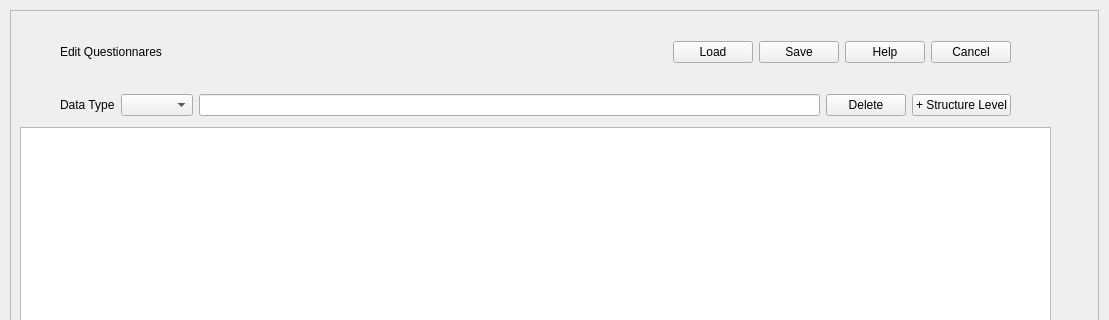
This is pasta_eln/ontology_configuration/ontology_configuration.ui in PASTA-ELN/pasta-eln as Qt 5 draws it before an edit; both pictures show x 0 to 1109 and y 0 to 320 of the 1109 by 635 pixel window. The edited form follows.
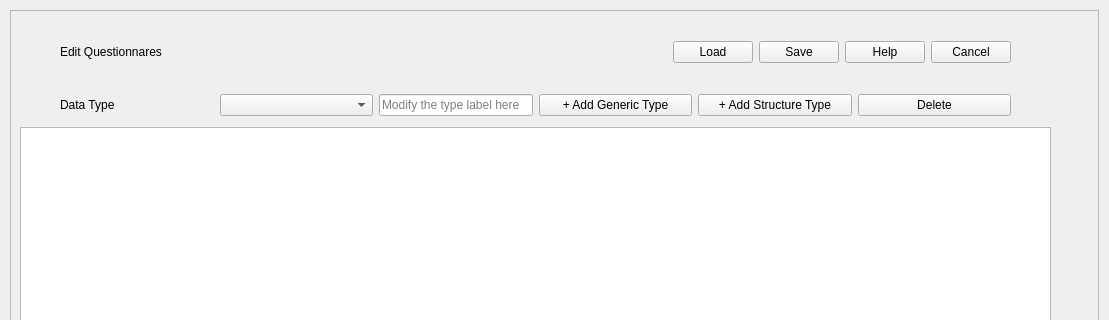
This is the edited form.

Commit message: - Corrected the issues with the properties table data load and display of the item, selection of combobox, display various properties appropriately in the table view - Added tooltips to the buttons, corrected the editing of the table items

```diff
--- a/pasta_eln/ontology_configuration/ontology_configuration.ui
+++ b/pasta_eln/ontology_configuration/ontology_configuration.ui
@@ -150,10 +150,59 @@
            </widget>
           </item>
           <item>
-           <widget class="QComboBox" name="typeComboBox"/>
+           <widget class="QComboBox" name="typeComboBox">
+            <property name="toolTip">
+             <string>Select the type from the loaded ontology</string>
+            </property>
+            <property name="sizeAdjustPolicy">
+             <enum>QComboBox::AdjustToContents</enum>
+            </property>
+           </widget>
           </item>
           <item>
-           <widget class="QLineEdit" name="structureNameLineEdit"/>
+           <widget class="QLineEdit" name="typeLabelLineEdit">
+            <property name="sizePolicy">
+             <sizepolicy hsizetype="Minimum" vsizetype="Minimum">
+              <horstretch>0</horstretch>
+              <verstretch>0</verstretch>
+             </sizepolicy>
+            </property>
+            <property name="minimumSize">
+             <size>
+              <width>0</width>
+              <height>0</height>
+             </size>
+            </property>
+            <property name="toolTip">
+             <string>Modify the label property of the type</string>
+            </property>
+            <property name="text">
+             <string/>
+            </property>
+            <property name="placeholderText">
+             <string>Modify the type label here</string>
+            </property>
+           </widget>
+          </item>
+          <item>
+           <widget class="QPushButton" name="addTypePushButton">
+            <property name="toolTip">
+             <string>Add a new type other than a structure</string>
+            </property>
+            <property name="text">
+             <string>+ Add Generic Type</string>
+            </property>
+           </widget>
+          </item>
+          <item>
+           <widget class="QPushButton" name="structureTypeAddPushButton">
+            <property name="toolTip">
+             <string>Add new structure level to the ontology (x0, x1, x2 ...)</string>
+            </property>
+            <property name="text">
+             <string>+ Add Structure Type</string>
+            </property>
+           </widget>
           </item>
           <item>
            <widget class="QPushButton" name="typeDeletePushButton">
@@ -162,13 +211,6 @@
             </property>
            </widget>
           </item>
-          <item>
-           <widget class="QPushButton" name="structureAddPushButton">
-            <property name="text">
-             <string>+ Structure Level</string>
-            </property>
-           </widget>
-          </item>
          </layout>
         </item>
         <item row="0" column="0">
```
Left out of the diff: 40 changed lines with no effect on the pictures. The commit also changes 6 other files.
